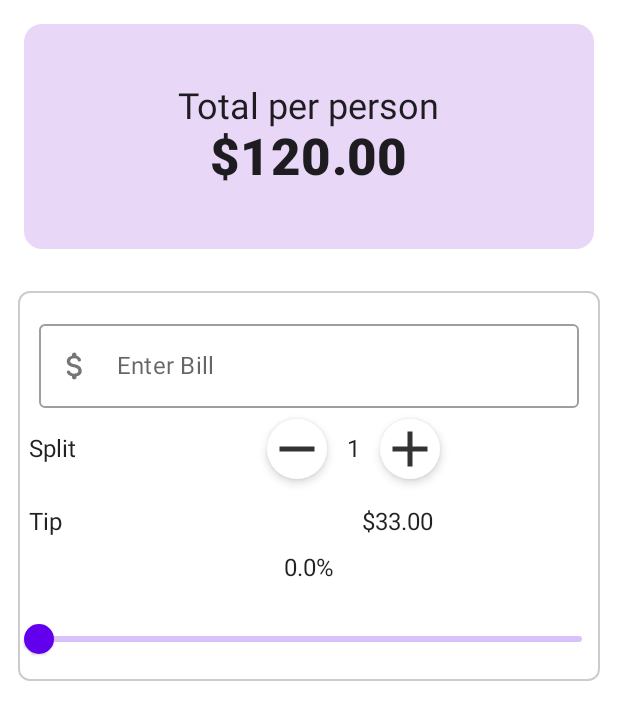
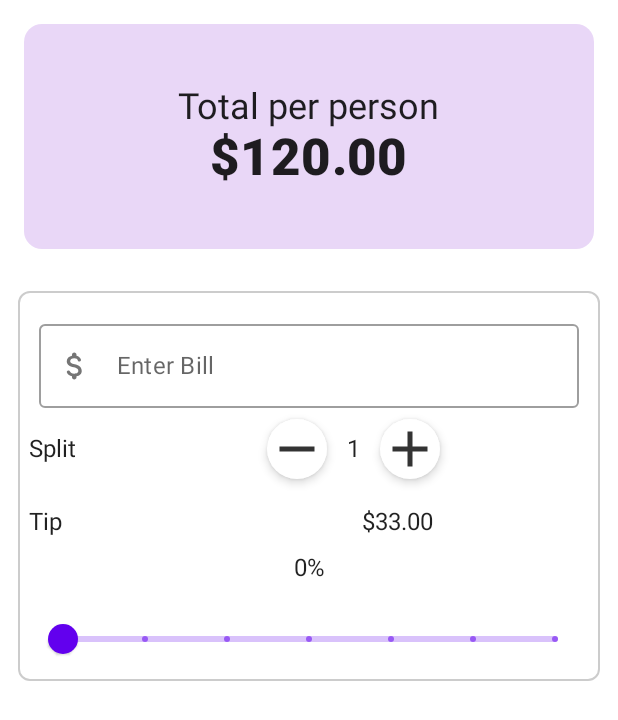
Before and after one commit to alinbabu2010/JetTipApp, an Android app built with Jetpack Compose: the screen it shows after launch (MainActivity), on a phone screen of 412 x 824 dp. Shown: the top 720 px of the screen. Run offline under Robolectric (Android 15) with nearby library versions, the phone set to English and light mode, and no system bars.

Commit message:
Modify function TipPercentageSlider to show correct percentage value in text field and add steps for slider.
Also perform code reformat and other code changes

```diff
--- a/app/src/main/java/com/jetpack/tip/components/Components.kt
+++ b/app/src/main/java/com/jetpack/tip/components/Components.kt
@@ -99,18 +99,27 @@ fun TipRow() {
 }
 
 @Composable
-fun TipPercentageSlider(){
+fun TipPercentageSlider() {
     var sliderPositionState by remember {
         mutableStateOf(0f)
     }
-    Column(verticalArrangement = Arrangement.Center, horizontalAlignment = Alignment.CenterHorizontally) {
-        Text(text = "$sliderPositionState%")
+    val tipPercentage = (sliderPositionState*100).toInt()
+    Column(
+        verticalArrangement = Arrangement.Center,
+        horizontalAlignment = Alignment.CenterHorizontally
+    ) {
+        Text(text = "$tipPercentage%")
         Spacer(modifier = Modifier.height(14.dp))
 
         //Slider
         Slider(value = sliderPositionState, onValueChange = { newValue ->
             sliderPositionState = newValue
             Log.d("TAG", "TipPercentageSlider: $newValue")
-        })
+        },
+            modifier = Modifier.padding(start = 16.dp, end = 16.dp),
+            steps = 5,
+            onValueChangeFinished = {
+
+            })
     }
 }
```
